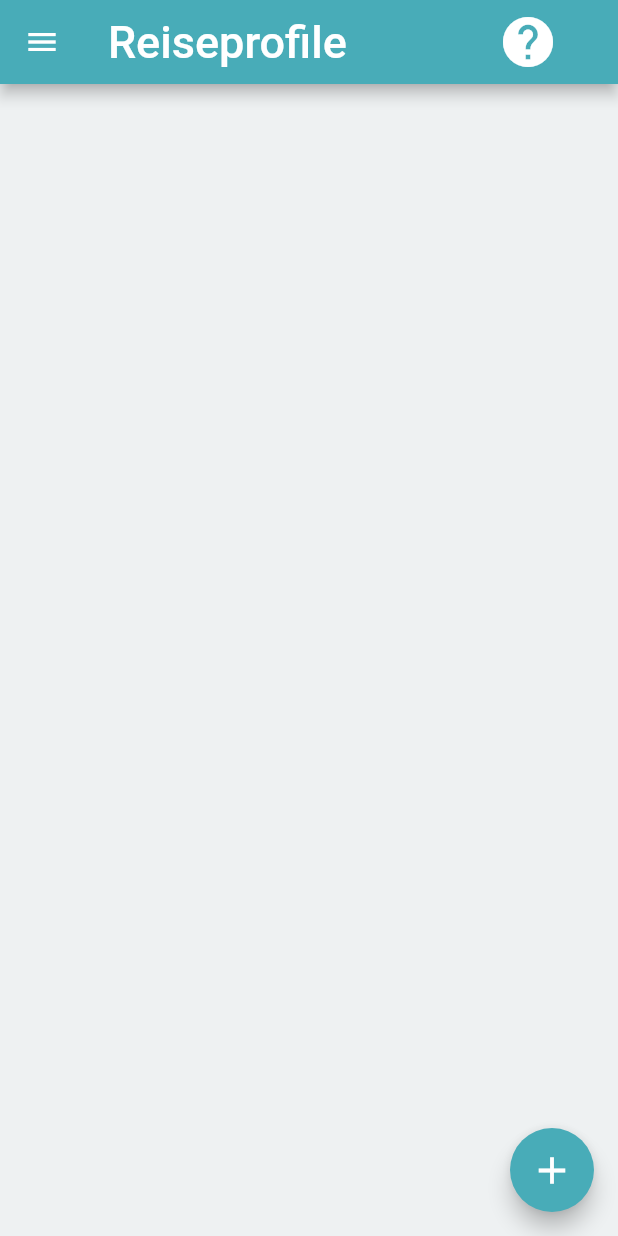
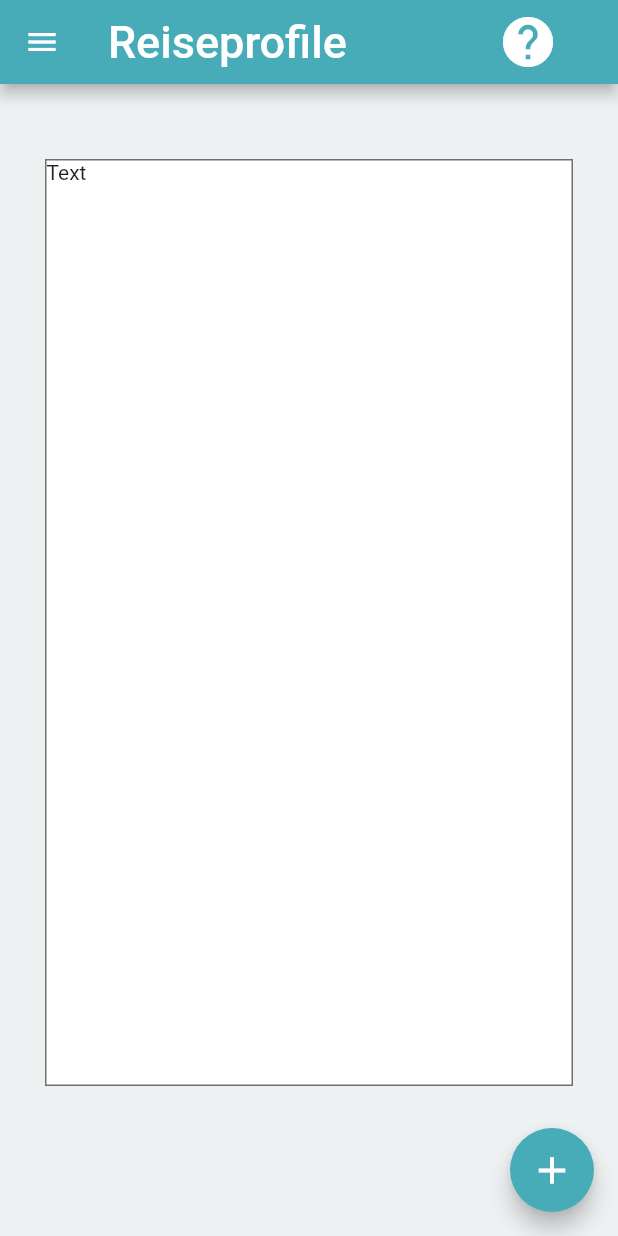
Before and after one commit to AlexDrexl/RoutenPlaner, a Flutter app: the TravelProfiles screen opened directly, on a phone screen of 412 x 824 dp. Run offline on Flutter 3.47's test engine with Material 2 defaults, Android fonts, the phone set to English and light mode, and no system bars; our stand-ins replace dio, google_maps_flutter, sqflite; missing offline and left inert: dart_math, flutter_google_places, flutter_polyline_points, google_maps_webservice; accounts and stored records are empty; Roboto replaces fonts that are missing (Tahoma).

```diff
--- a/lib/drawer/travel_profiles.dart
+++ b/lib/drawer/travel_profiles.dart
@@ -339,9 +339,20 @@ class _TravelProfilesState extends State<TravelProfiles> {
             color: backgroundColor,
           ),
           child: Consumer<TravelProfileCollection>(
-            builder: (context, travelProfileCollection, child) => ListView(
-              children: printTravelProfiles(travelProfileCollection),
-            ),
+            builder: (context, travelProfileCollection, child) =>
+                travelProfileCollection.travelProfileCollection.isEmpty
+                    ? Container(
+                        margin: EdgeInsets.fromLTRB(30, 50, 30, 100),
+                        constraints: BoxConstraints.expand(),
+                        decoration: BoxDecoration(
+                          color: myWhite,
+                          border: Border.all(color: myDarkGrey, width: 1),
+                        ),
+                        child: Text("Text"),
+                      )
+                    : ListView(
+                        children: printTravelProfiles(travelProfileCollection),
+                      ),
           ),
         ),
         floatingActionButton: TravelProfileButton());
--- a/lib/overview/overview_route_input.dart
+++ b/lib/overview/overview_route_input.dart
@@ -112,7 +112,7 @@ class _OverviewRouteInputState extends State<OverviewRouteInput> {
             Expanded(
               flex: flexSecondColumn,
               child: Icon(
-                Icons.time_to_leave,
+                Icons.card_travel,
                 color: iconColor,
               ),
             ),
--- a/lib/provider_classes/travel_profiles_collection.dart
+++ b/lib/provider_classes/travel_profiles_collection.dart
@@ -62,7 +62,7 @@ class TravelProfileCollection with ChangeNotifier {
   //TravelProfileData getProfile(int index) => travelProfileCollection[index];
   // Wird die User ID nicht explizit gegeben, wird automatisch das TravelProfil
   // dem ausgewählten User zugeteilt
-  void addEmptyTravelProfile({String name, int userID}) async {
+  Future<bool> addEmptyTravelProfile({String name, int userID}) async {
     // Initialisieren der Daten, zuerst lokal
     // Sind alles Startwerte, kann man ändern
     travelProfileCollection.add(
@@ -91,6 +91,7 @@ class TravelProfileCollection with ChangeNotifier {
     if (travelProfileCollection.length == 1)
       selectedTravelProfile = travelProfileCollection[0];
     notifyListeners();
+    return true;
   }
 
   void deleteTravelProfile(int indexProfile) async {
```
Also changed, not shown: lib/drawer/travel_profile_addTravelProfile.dart (+17 -3 lines), 1 other file.
